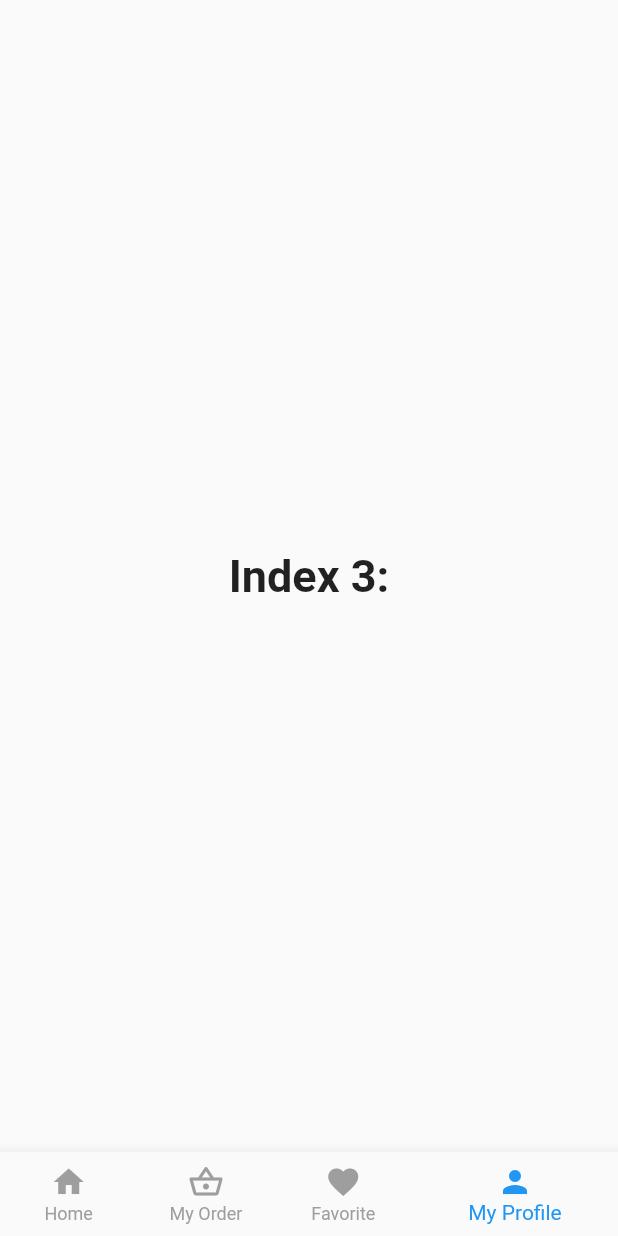
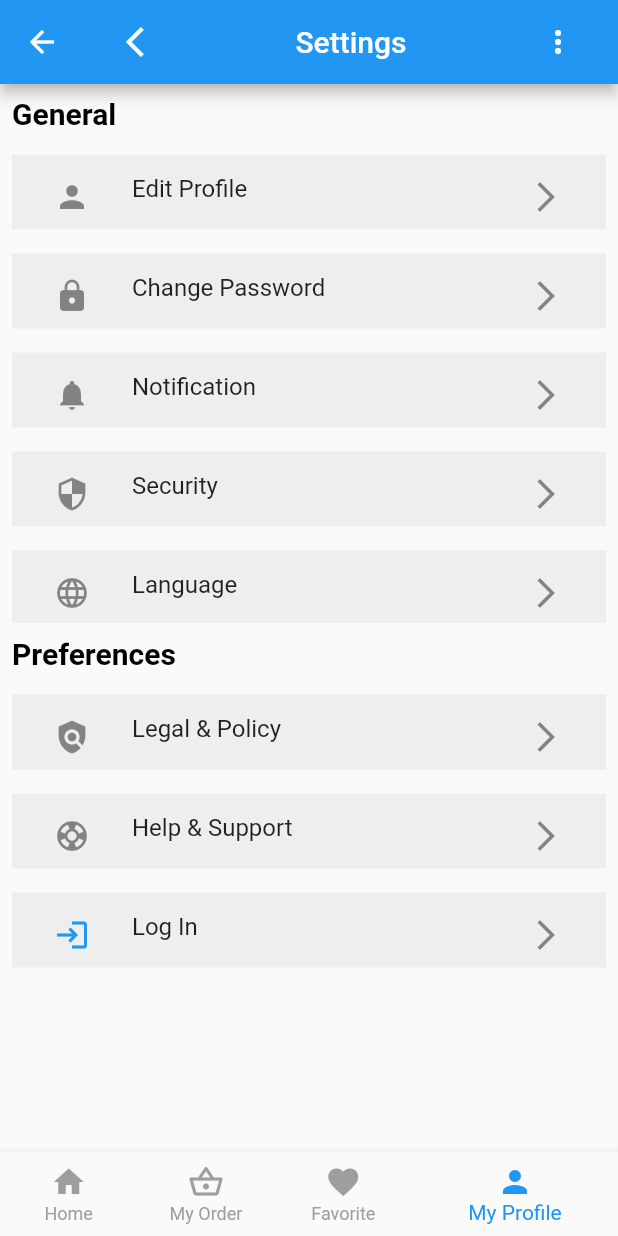
Before and after one commit to TahminaTania/e_commerce_app, a Flutter app: the HomePageBottom screen opened directly, item 4 of the bottom bar chosen, on a phone screen of 412 x 824 dp. Run offline on Flutter 3.47's test engine with Material 2 defaults, Android fonts, the phone set to English and light mode, and no system bars; our stand-ins replace bloc, equatable, flutter_bloc, formz, smooth_page_indicator; network calls fail.

Commit message:
settings page

```diff
--- a/lib/category/categories_product.dart
+++ b/lib/category/categories_product.dart
@@ -4,7 +4,11 @@ import 'package:flutter/material.dart';
 
 class CategoriesProduct extends StatelessWidget {
   final List<Product> products;
-  const CategoriesProduct({Key? key, required this.products}) : super(key: key);
+  //final String category;
+  const CategoriesProduct({
+    Key? key,
+    required this.products,
+  }) : super(key: key);
 
   @override
   Widget build(BuildContext context) {
--- a/lib/main.dart
+++ b/lib/main.dart
@@ -37,9 +37,9 @@ class MyApp extends StatelessWidget {
           theme: ThemeData(
             primarySwatch: Colors.blue,
           ),
-          //home: HomePageBottom(),
+          home: HomePageBottom(),
           //home: SignUp()),
-          home: CategoryPage(),
+          // home: CategoryPage(),
         ));
   }
 }
--- a/lib/screens/home/home_page_bottomnav.dart
+++ b/lib/screens/home/home_page_bottomnav.dart
@@ -1,6 +1,7 @@
 import 'package:e_commerce_app/Cart/cart_page.dart';
 import 'package:e_commerce_app/screens/home/home_page_topbar.dart';
 import 'package:e_commerce_app/screens/products_list_screen.dart';
+import 'package:e_commerce_app/settings/settings_page.dart';
 import 'package:flutter/material.dart';
 
 class HomePageBottom extends StatefulWidget {
@@ -21,10 +22,7 @@ class _HomePageBottomState extends State<HomePageBottom> {
       'Index 1:',
       style: optionStyle,
     ),
-    Text(
-      'Index 3:',
-      style: optionStyle,
-    ),
+    SettingsPage()
   ];
 
   void _onItemTapped(int index) {
--- a/lib/screens/home/home_page_topbar.dart
+++ b/lib/screens/home/home_page_topbar.dart
@@ -1,3 +1,5 @@
+import 'package:e_commerce_app/category/category_landing.dart';
+import 'package:e_commerce_app/category/category_page.dart';
 import 'package:e_commerce_app/screens/home/product_landing_page.dart';
 import 'package:e_commerce_app/screens/home/profile_title_page.dart';
 import 'package:e_commerce_app/screens/home/smooth_page_slider.dart';
@@ -42,7 +44,8 @@ class _HomePageTopbarState extends State<HomePageTopbar> {
           children: [
             ProductLandingPage(),
             // SmoothPageSlider(),
-            Icon(Icons.directions_transit),
+            CategoryLanding()
+            // Icon(Icons.directions_transit),
           ],
         ),
       ),
--- /dev/null
+++ b/lib/settings/general_page.dart
@@ -0,0 +1,45 @@
+import 'package:flutter/material.dart';
+
+class GeneralPage extends StatelessWidget {
+  const GeneralPage({Key? key}) : super(key: key);
+
+  @override
+  Widget build(BuildContext context) {
+    final List<String> entries = <String>[
+      'Edit Profile',
+      'Change Password',
+      'Notification',
+      'Security',
+      'Language'
+    ];
+    final List<int> colorCodes = <int>[600, 400, 300, 200, 100];
+    final List<Icon> icon = <Icon>[
+      Icon(Icons.person),
+      Icon(Icons.lock),
+      Icon(Icons.notifications),
+      Icon(Icons.security),
+      Icon(Icons.language)
+    ];
+    return Container(
+      height: 320,
+      width: double.infinity,
+      // color: Colors.amberAccent,
+      child: ListView.builder(
+          itemCount: entries.length,
+          itemBuilder: (BuildContext context, index) {
+            return Container(
+              height: 50,
+              color: Colors.grey[200],
+              margin: EdgeInsets.all(8),
+              // color: Colors.amber[colorCodes[index]],
+              child: ListTile(
+                title: Container(height: 30, child: Text("${entries[index]}")),
+                leading: IconButton(onPressed: () {}, icon: icon[index]),
+                trailing: IconButton(
+                    onPressed: () {}, icon: Icon(Icons.arrow_forward_ios)),
+              ),
+            );
+          }),
+    );
+  }
+}
--- /dev/null
+++ b/lib/settings/preferences_page.dart
@@ -0,0 +1,63 @@
+import 'package:e_commerce_app/SignUp/sign_up.dart';
+import 'package:e_commerce_app/screens/home/home_page_bottomnav.dart';
+import 'package:flutter/material.dart';
+
+class PreferencesPage extends StatelessWidget {
+  const PreferencesPage({Key? key}) : super(key: key);
+
+  @override
+  Widget build(BuildContext context) {
+    bool islogged = false;
+    final List<String> entries = <String>[
+      'Legal & Policy',
+      'Help & Support',
+      islogged ? 'Log Out' : 'Log In',
+    ];
+    final List<int> colorCodes = <int>[600, 400, 100];
+    final List<Icon> icon = <Icon>[
+      Icon(Icons.policy),
+      Icon(Icons.support),
+      islogged ? Icon(Icons.logout_outlined) : Icon(Icons.login_outlined),
+    ];
+    return Container(
+      height: 200,
+      width: double.infinity,
+      //color: Colors.amberAccent,
+      child: ListView.builder(
+          itemCount: entries.length,
+          itemBuilder: (BuildContext context, index) {
+            return Container(
+              height: 50,
+              color: Colors.grey[200],
+              margin: EdgeInsets.all(8),
+              // color: Colors.amber[colorCodes[index]],
+              child: ListTile(
+                title: Container(height: 30, child: Text("${entries[index]}")),
+                leading: IconButton(
+                  onPressed: () {},
+                  icon: icon[index],
+                  color: index == 2 && islogged
+                      ? Colors.red
+                      : index == 2
+                          ? Colors.blue
+                          : null,
+                ),
+                trailing: IconButton(
+                    onPressed: () {
+                      index == 2
+                          ? Navigator.push(context,
+                              MaterialPageRoute(builder: (context) => SignUp()))
+                          : Navigator.push(
+                              context,
+                              MaterialPageRoute(
+                                  builder: (context) => HomePageBottom()));
+                    },
+                    icon: Icon(
+                      Icons.arrow_forward_ios,
+                    )),
+              ),
+            );
+          }),
+    );
+  }
+}
--- /dev/null
+++ b/lib/settings/settings_page.dart
@@ -0,0 +1,79 @@
+import 'package:e_commerce_app/settings/general_page.dart';
+import 'package:e_commerce_app/settings/preferences_page.dart';
+import 'package:flutter/material.dart';
+
+class SettingsPage extends StatefulWidget {
+  const SettingsPage({Key? key}) : super(key: key);
+
+  @override
+  _SettingsPageState createState() => _SettingsPageState();
+}
+
+class _SettingsPageState extends State<SettingsPage> {
+  @override
+  Widget build(BuildContext context) {
+    return Scaffold(
+      appBar: AppBar(
+        title: Row(
+          mainAxisAlignment: MainAxisAlignment.spaceBetween,
+          children: [
+            IconButton(onPressed: () {}, icon: Icon(Icons.arrow_back_ios)),
+            Text("Settings"),
+            IconButton(onPressed: () {}, icon: Icon(Icons.more_vert)),
+          ],
+        ),
+      ),
+      body: Container(
+        height: double.infinity,
+        //color: Colors.amber,
+        child: Column(
+          mainAxisAlignment: MainAxisAlignment.start,
+          children: [
+            Container(
+              height: 360,
+              //color: Colors.red,
+              child: Column(
+                //mainAxisAlignment: MainAxisAlignment.start,
+                crossAxisAlignment: CrossAxisAlignment.start,
+                children: [
+                  Padding(
+                    padding: const EdgeInsets.all(8.0),
+                    child: Text(
+                      "General",
+                      style: TextStyle(
+                          fontSize: 20,
+                          fontWeight: FontWeight.bold,
+                          color: Colors.black),
+                    ),
+                  ),
+                  GeneralPage()
+                ],
+              ),
+            ),
+            Container(
+              height: 280,
+              width: double.infinity,
+              //color: Colors.brown,
+              child: Column(
+                crossAxisAlignment: CrossAxisAlignment.start,
+                children: [
+                  Padding(
+                    padding: const EdgeInsets.all(8.0),
+                    child: Text(
+                      "Preferences",
+                      style: TextStyle(
+                          fontSize: 20,
+                          fontWeight: FontWeight.bold,
+                          color: Colors.black),
+                    ),
+                  ),
+                  PreferencesPage()
+                ],
+              ),
+            ),
+          ],
+        ),
+      ),
+    );
+  }
+}
```
Also changed, not shown: lib/category/category_landing.dart (added, +17 -0 lines), lib/category/category_page.dart (+62 -11 lines).
